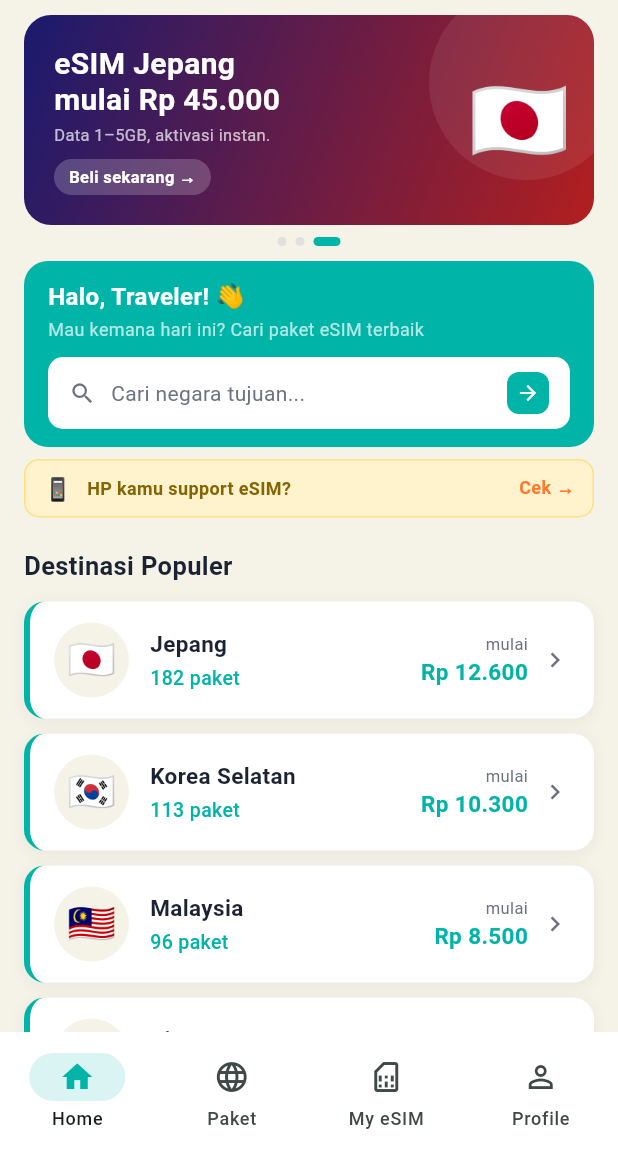
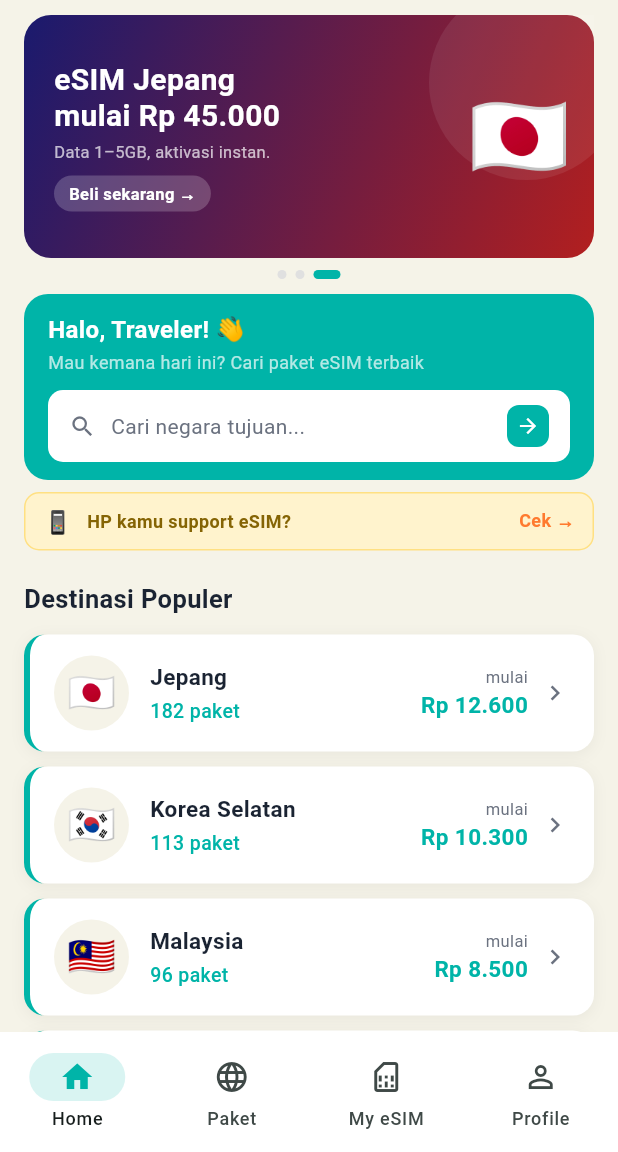
Before and after one commit to Sayuliho/gohosim-flutter, a Flutter app: the screen it shows after launch, on a phone screen of 412 x 824 dp, the part 84-1236 px from its top. Run offline on Flutter 3.47's test engine with Material 3 defaults, Android fonts, the phone set to English and light mode, and no system bars; our stand-ins replace flutter_secure_storage, go_router, webview_flutter; accounts and stored records are empty.

Commit message:
Fix: banner overflow 18px — increase PageView height to 172
Co-Authored-By: Claude Sonnet 4.6 <noreply@anthropic.com>
Claude-Session: https://claude.ai/code/session_01DcfQx37ayvDtMcdXHL9fQy

```diff
--- a/lib/features/home/screens/home_screen.dart
+++ b/lib/features/home/screens/home_screen.dart
@@ -296,7 +296,7 @@ class _HeroBannerCarouselState extends State<_HeroBannerCarousel> {
     return Column(
       children: [
         SizedBox(
-          height: 150,
+          height: 172,
           child: PageView.builder(
             controller: _ctrl,
             itemCount: _bannerSlides.length,
```
